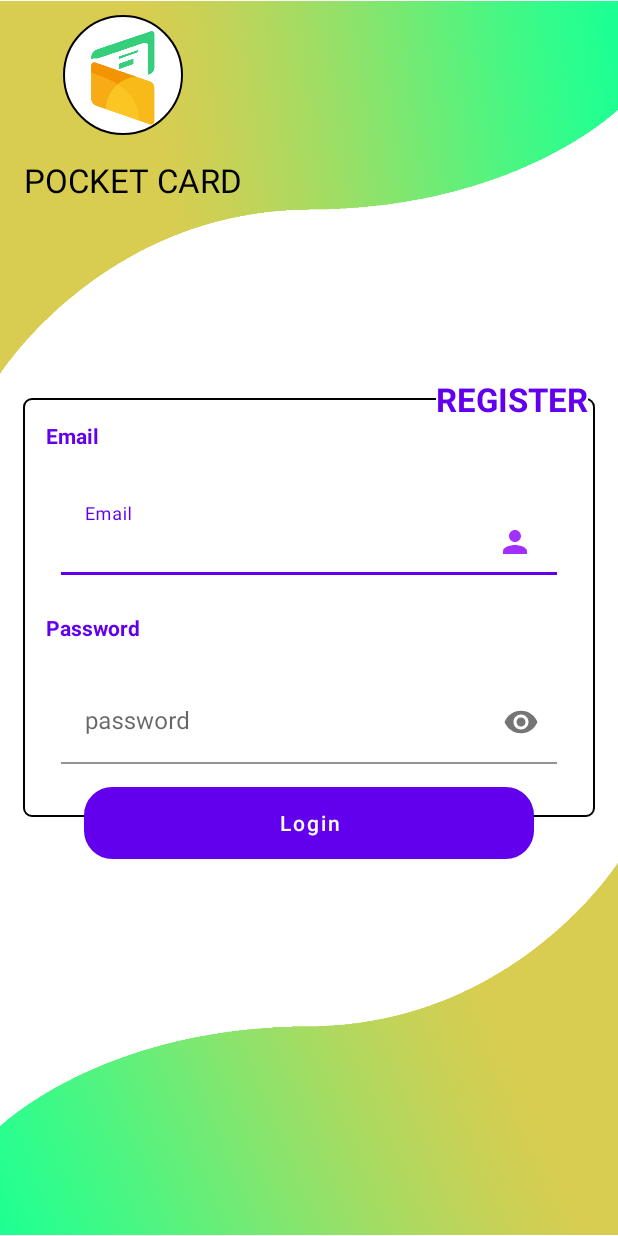
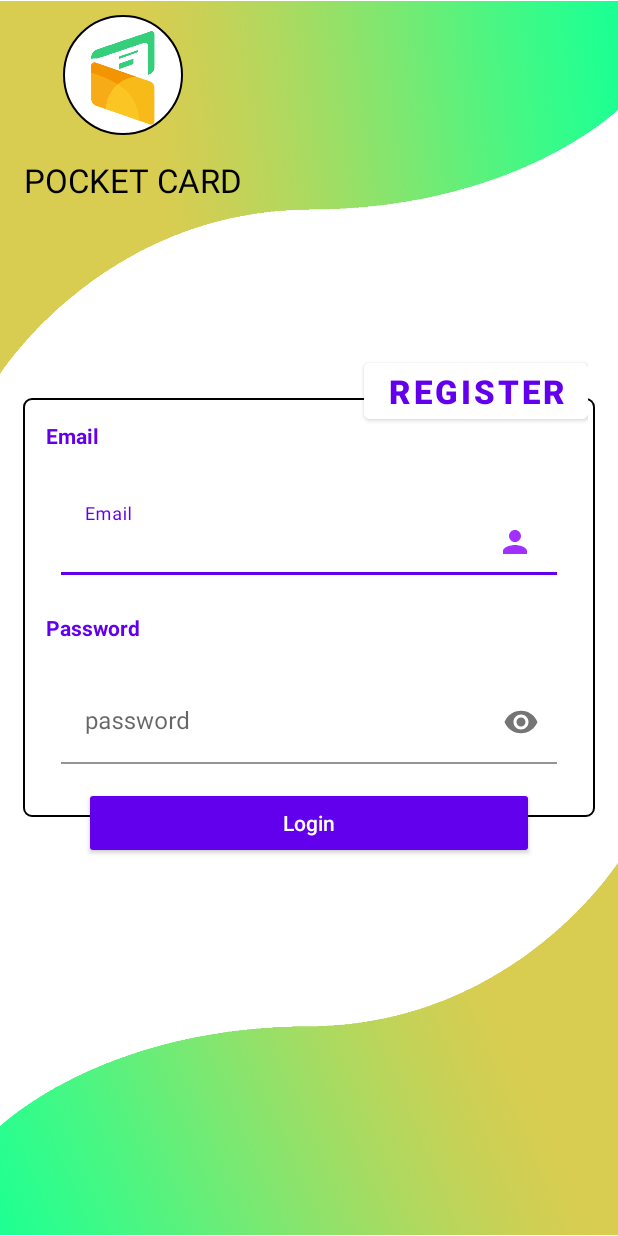
Before and after one commit to Mawserino/PocketCard, an Android app: the screen it shows after launch (MainActivity), on a phone screen of 412 x 824 dp. Run offline under Robolectric (Android 15) with nearby library versions, the light colour scheme and no system bars.

Commit message:
reactive button

```diff
--- a/app/src/main/java/com/example/pocketcard/activities/MainActivity.java
+++ b/app/src/main/java/com/example/pocketcard/activities/MainActivity.java
@@ -15,6 +15,7 @@ public class MainActivity extends AppCompatActivity {
 
     private Button login;
     TextView register;
+
 
     @Override
     protected void onCreate(Bundle savedInstanceState) {
--- a/app/src/main/res/layout/activity_main.xml
+++ b/app/src/main/res/layout/activity_main.xml
@@ -183,7 +183,7 @@
             android:layout_width="match_parent"
             android:layout_height="wrap_content"
             android:layout_centerVertical="true"
-            android:background="@drawable/rectangle_rounded_edge"
+            style="@style/Widget.AppCompat.Button"
             android:text="Login"
             android:textAllCaps="false"
             android:textColor="@color/colorWhite" />
@@ -195,24 +195,24 @@
         android:layout_height="wrap_content"
         android:layout_marginTop="45dp"
         android:layout_marginRight="20dp"
-        android:layout_marginBottom="-15dp"
+        android:layout_marginBottom="-20dp"
         android:gravity="end"
         app:layout_constraintBottom_toTopOf="@id/rl_loginpage"
         app:layout_constraintEnd_toEndOf="@id/rl_loginpage">
 
-        <TextView
+        <Button
             android:id="@+id/register"
             android:layout_width="wrap_content"
             android:layout_height="wrap_content"
             android:textColor="@color/purple_500"
             android:text="REGISTER"
-            android:background="@color/white"
+            android:backgroundTint="@color/white"
             android:textSize="22dp"
             android:textStyle="bold"
             android:onClick="register"
             android:clickable="true">
 
-        </TextView>
+        </Button>
 
     </RelativeLayout>
 
--- a/app/src/main/res/layout/activity_register.xml
+++ b/app/src/main/res/layout/activity_register.xml
@@ -57,7 +57,6 @@
             android:layout_marginLeft="-20dp"
             android:layout_marginTop="60dp"
             android:layout_toEndOf="@+id/iv_pictureLogo"
-            android:background="@drawable/circlesolid"
             android:padding="0dp"
             android:text="+"
             android:textAlignment="center"
@@ -162,19 +161,18 @@
         android:layout_marginTop="-50dp"
         android:layout_marginEnd="35dp">
 
+
         <Button
             android:id="@+id/btn_signUp"
             android:layout_height="wrap_content"
             android:layout_width="150dp"
-            android:background="@drawable/circlesolid"
-            android:text="Sign up"/>
+            android:text="Sign up" />
 
         <Button
             android:id="@+id/btn_cancelRegis"
             android:layout_height="wrap_content"
             android:layout_width="150dp"
             android:layout_alignParentRight="true"
-            android:background="@drawable/circlesolid"
             android:text="cancel"/>
 
 
```
Also changed, not shown: build.gradle (line endings or trailing spaces).
